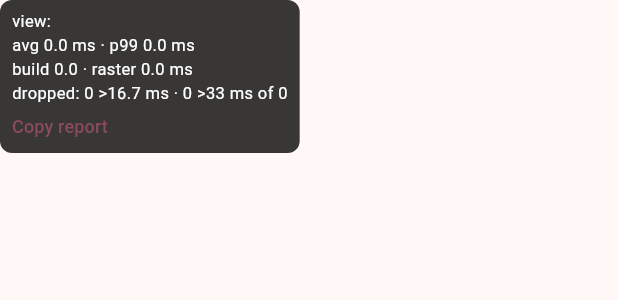
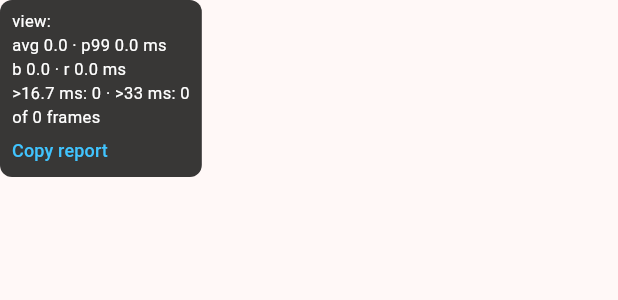
Before and after one commit to KosherKev/route-preview-ghana, a Flutter app: the FrameOverlay widget shown alone on an empty page, opened directly with empty values, on a phone screen of 412 x 824 dp. Shown: the top 300 px of the screen. Run offline on Flutter 3.47's test engine with Material 3 defaults, Android fonts, the phone set to English and light mode, and no system bars; our stand-ins replace shared_preferences, video_player; missing offline and left inert: maplibre_gl; accounts and stored records are empty.

Commit message:
Frame overlay layout, FRAME_OVERLAY switch, README for camera, overlay and diagnostics

```diff
--- a/flutter_app/lib/diagnostics/frame_overlay.dart
+++ b/flutter_app/lib/diagnostics/frame_overlay.dart
@@ -34,14 +34,15 @@ class FrameOverlay extends StatelessWidget {
               crossAxisAlignment: CrossAxisAlignment.start,
               children: [
                 Text('view: $presetLabel', key: const Key('frame-preset'), style: _style),
-                Text('avg ${s.avgMs.toStringAsFixed(1)} ms · p99 ${s.p99Ms.toStringAsFixed(1)} ms', key: const Key('frame-times'), style: _style),
-                Text('build ${s.avgBuildMs.toStringAsFixed(1)} · raster ${s.avgRasterMs.toStringAsFixed(1)} ms', style: _style),
-                Text('dropped: ${s.over16} >16.7 ms · ${s.over33} >33 ms of ${s.frames}', key: const Key('frame-dropped'), style: _style),
+                Text('avg ${s.avgMs.toStringAsFixed(1)} · p99 ${s.p99Ms.toStringAsFixed(1)} ms', key: const Key('frame-times'), style: _style),
+                Text('b ${s.avgBuildMs.toStringAsFixed(1)} · r ${s.avgRasterMs.toStringAsFixed(1)} ms', style: _style),
+                Text('>16.7 ms: ${s.over16} · >33 ms: ${s.over33}', key: const Key('frame-dropped'), style: _style),
+                Text('of ${s.frames} frames', style: _style),
                 SizedBox(
                   height: 28,
                   child: TextButton(
                     key: const Key('frame-copy'),
-                    style: TextButton.styleFrom(padding: EdgeInsets.zero, minimumSize: const Size(0, 24), tapTargetSize: MaterialTapTargetSize.shrinkWrap),
+                    style: TextButton.styleFrom(foregroundColor: Colors.lightBlueAccent, padding: EdgeInsets.zero, minimumSize: const Size(0, 24), tapTargetSize: MaterialTapTargetSize.shrinkWrap),
                     onPressed: () async {
                       await Clipboard.setData(ClipboardData(text: s.report(preset: presetLabel)));
                       onCopied?.call();
--- a/flutter_app/lib/main.dart
+++ b/flutter_app/lib/main.dart
@@ -14,6 +14,7 @@ import 'scene/scene_loader.dart';
 ///   PLAYBACK_SPEED=0.5|1|2|4starting playback speed (default 1)
 ///   CAMERA_PRESET=close|standard|high  camera view for this run (otherwise the saved choice, Close by default)
 ///   FRAME_LOG=true         record frame timings and print the summary when the flyover ends
+///   FRAME_OVERLAY=true     open with the frame overlay showing (otherwise a long-press on the segment strip toggles it)
 ///   HILLSHADE=off          hide the terrain hillshade
 ///   API_BASE_URL=url       override the stored API address for this run
 ///   PRESET=0|1|2           start with this preset filled in
```
Also changed, not shown: flutter_app/lib/flyover_screen.dart (+6 -2 lines), 2 other files.
